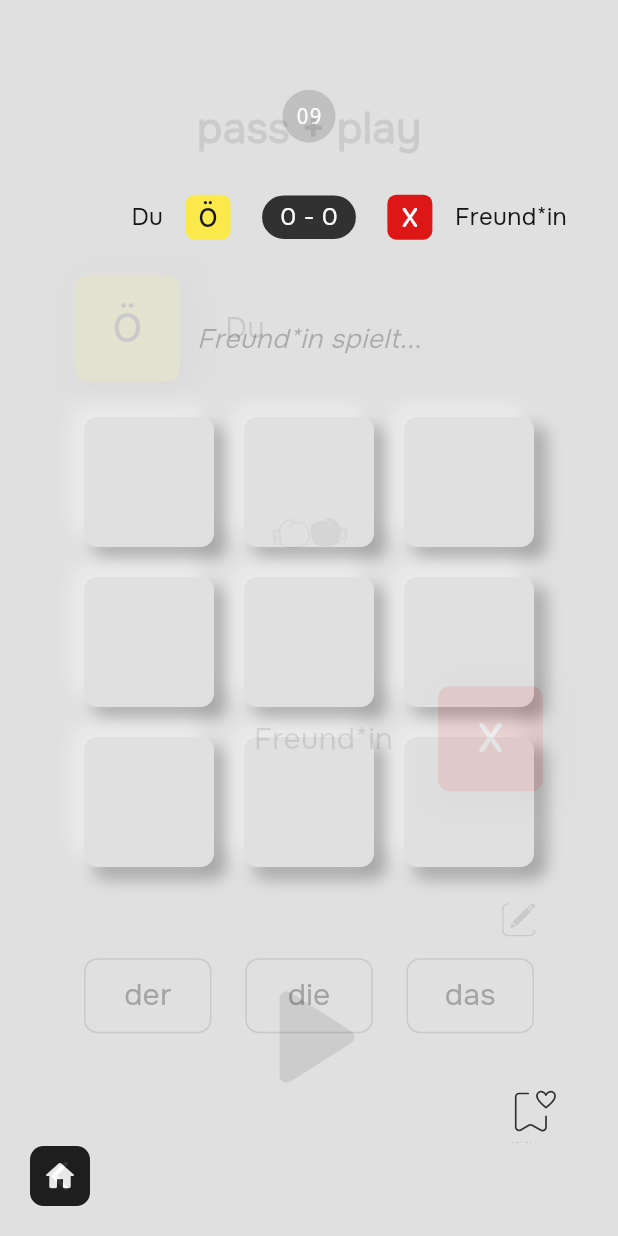
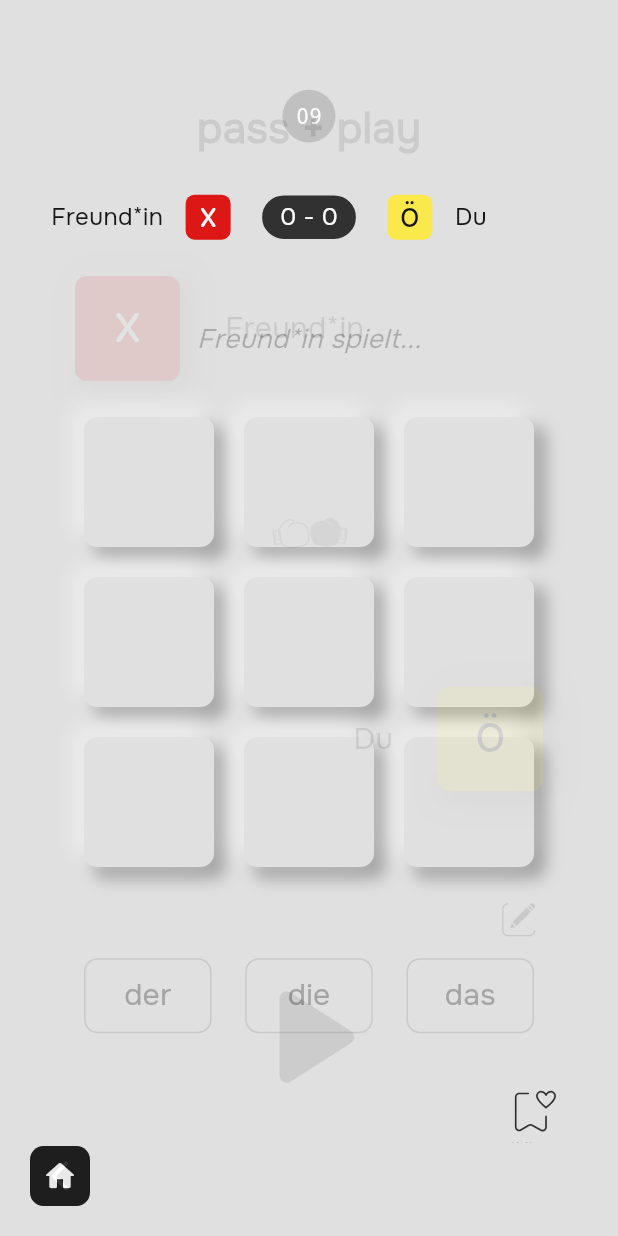
Before and after one commit to 3llips1s/tic-tac-zwo, a Flutter app: the TurnSelectionScreen widget shown alone on an empty page, opened directly with empty values, after a tap on the "play arrow" icon, on a phone screen of 412 x 824 dp. Run offline on Flutter 3.47's test engine with Material 3 defaults, Android fonts, the phone set to English and light mode, and no system bars; drawn by our look-alikes of flutter_animate; our stand-ins replace connectivity_plus, flutter_riverpod, flutter_svg, geolocator, hive_ce, hive_ce_flutter and 1 more; missing offline and left inert: country_flags; accounts and stored records are empty; network calls fail.

```diff
--- a/lib/features/game/core/ui/screens/turn_selection_screen.dart
+++ b/lib/features/game/core/ui/screens/turn_selection_screen.dart
@@ -94,6 +94,9 @@ class _TurnSelectionScreenState extends State<TurnSelectionScreen> {
 
   @override
   Widget build(BuildContext context) {
+    final xPlayer = players.firstWhere((p) => p.symbol == PlayerSymbol.X);
+    final oPlayer = players.firstWhere((p) => p.symbol == PlayerSymbol.O);
+
     return Container(
       color: colorGrey300,
       padding: EdgeInsets.only(top: 20),
@@ -122,7 +125,7 @@ class _TurnSelectionScreenState extends State<TurnSelectionScreen> {
           SizedBox(height: kToolbarHeight / 1.5),
 
           // Player 1
-          _buildPlayerRow(players[0])
+          _buildPlayerRow(xPlayer)
               .animate(delay: 450.ms)
               .fadeIn(curve: Curves.linear, duration: 900.ms)
               .slideX(
@@ -147,7 +150,7 @@ class _TurnSelectionScreenState extends State<TurnSelectionScreen> {
           SizedBox(height: kToolbarHeight * 1.2),
 
           // Player 2
-          _buildPlayerRow(players[1], alignRight: true)
+          _buildPlayerRow(oPlayer, alignRight: true)
               .animate(delay: 450.ms)
               .fadeIn(curve: Curves.linear, duration: 900.ms)
               .slideX(
--- a/lib/features/game/core/ui/widgets/player_info.dart
+++ b/lib/features/game/core/ui/widgets/player_info.dart
@@ -18,6 +18,17 @@ class PlayerInfo extends ConsumerWidget {
 
     final space = SizedBox(width: 15);
 
+    final player1 = gameState.players[0];
+    final player2 = gameState.players[1];
+
+    final xPlayer = player1.symbol == PlayerSymbol.X ? player1 : player2;
+    final oPlayer = player1.symbol == PlayerSymbol.O ? player1 : player2;
+
+    final xPlayerScore =
+        xPlayer == player1 ? gameState.player1Score : gameState.player2Score;
+    final oPlayerScore =
+        oPlayer == player1 ? gameState.player1Score : gameState.player2Score;
+
     return Row(
       mainAxisAlignment: MainAxisAlignment.center,
       children: [
@@ -27,15 +38,12 @@ class PlayerInfo extends ConsumerWidget {
             mainAxisAlignment: MainAxisAlignment.end,
             children: [
               Text(
-                gameState.players[0].userName,
+                xPlayer.userName,
                 style: Theme.of(context).textTheme.bodyMedium?.copyWith(
                       fontSize: 16,
-                      fontStyle: gameState.players[0].isAI
-                          ? FontStyle.italic
-                          : FontStyle.normal,
-                      color: gameState.players[0].isAI
-                          ? Colors.black54
-                          : colorBlack,
+                      fontStyle:
+                          xPlayer.isAI ? FontStyle.italic : FontStyle.normal,
+                      color: xPlayer.isAI ? Colors.black54 : colorBlack,
                     ),
               ),
               space,
@@ -44,18 +52,14 @@ class PlayerInfo extends ConsumerWidget {
                 width: 30,
                 decoration: BoxDecoration(
                   borderRadius: BorderRadius.circular(6),
-                  color: gameState.players[0].symbol == PlayerSymbol.X
-                      ? colorRed
-                      : colorYellow,
+                  color: colorRed,
                 ),
                 child: Center(
                   child: Text(
-                    gameState.players[0].symbolString,
+                    xPlayer.symbolString,
                     style: Theme.of(context).textTheme.bodyLarge?.copyWith(
                           fontSize: 18,
-                          color: gameState.players[0].symbol == PlayerSymbol.X
-                              ? colorWhite
-                              : colorBlack,
+                          color: colorWhite,
                         ),
                   ),
                 ),
@@ -66,8 +70,7 @@ class PlayerInfo extends ConsumerWidget {
 
         // scores
         Center(
-          child: playerScores(
-              context, gameState.player1Score, gameState.player2Score),
+          child: playerScores(context, xPlayerScore, oPlayerScore),
         ),
 
         // p2 name + symbol | right
@@ -80,33 +83,26 @@ class PlayerInfo extends ConsumerWidget {
                 width: 30,
                 decoration: BoxDecoration(
                   borderRadius: BorderRadius.circular(6),
-                  color: gameState.players[1].symbol == PlayerSymbol.X
-                      ? colorRed
-                      : colorYellow,
+                  color: colorYellow,
                 ),
                 child: Center(
                   child: Text(
-                    gameState.players[1].symbolString,
+                    oPlayer.symbolString,
                     style: Theme.of(context).textTheme.bodyLarge?.copyWith(
                           fontSize: 18,
-                          color: gameState.players[1].symbol == PlayerSymbol.X
-                              ? colorWhite
-                              : colorBlack,
+                          color: colorBlack,
                         ),
                   ),
                 ),
               ),
               space,
               Text(
-                gameState.players[1].userName,
+                oPlayer.userName,
                 style: Theme.of(context).textTheme.bodyMedium?.copyWith(
                       fontSize: 16,
-                      fontStyle: gameState.players[1].isAI
-                          ? FontStyle.italic
-                          : FontStyle.normal,
-                      color: gameState.players[1].isAI
-                          ? Colors.black54
-                          : colorBlack,
+                      fontStyle:
+                          oPlayer.isAI ? FontStyle.italic : FontStyle.normal,
+                      color: oPlayer.isAI ? Colors.black54 : colorBlack,
                     ),
               ),
             ],
@@ -117,7 +113,7 @@ class PlayerInfo extends ConsumerWidget {
   }
 }
 
-Widget playerScores(BuildContext context, int player1Score, int player2Score) {
+Widget playerScores(BuildContext context, int xPlayerScore, int oPlayerScore) {
   return Container(
     margin: EdgeInsets.symmetric(horizontal: 20),
     padding: EdgeInsets.symmetric(horizontal: 12, vertical: 3),
@@ -127,7 +123,7 @@ Widget playerScores(BuildContext context, int player1Score, int player2Score) {
       border: Border.all(color: colorGrey300),
     ),
     child: Text(
-      '$player1Score - $player2Score',
+      '$xPlayerScore - $oPlayerScore',
       style: Theme.of(context).textTheme.bodyMedium?.copyWith(
             fontSize: 16,
             color: colorWhite,
```
Also changed, not shown: lib/features/game/online/data/services/matchmaking_service.dart (+14 -40 lines), lib/features/game/online/ui/screens/online_turn_selection_screen.dart (+14 -5 lines).
